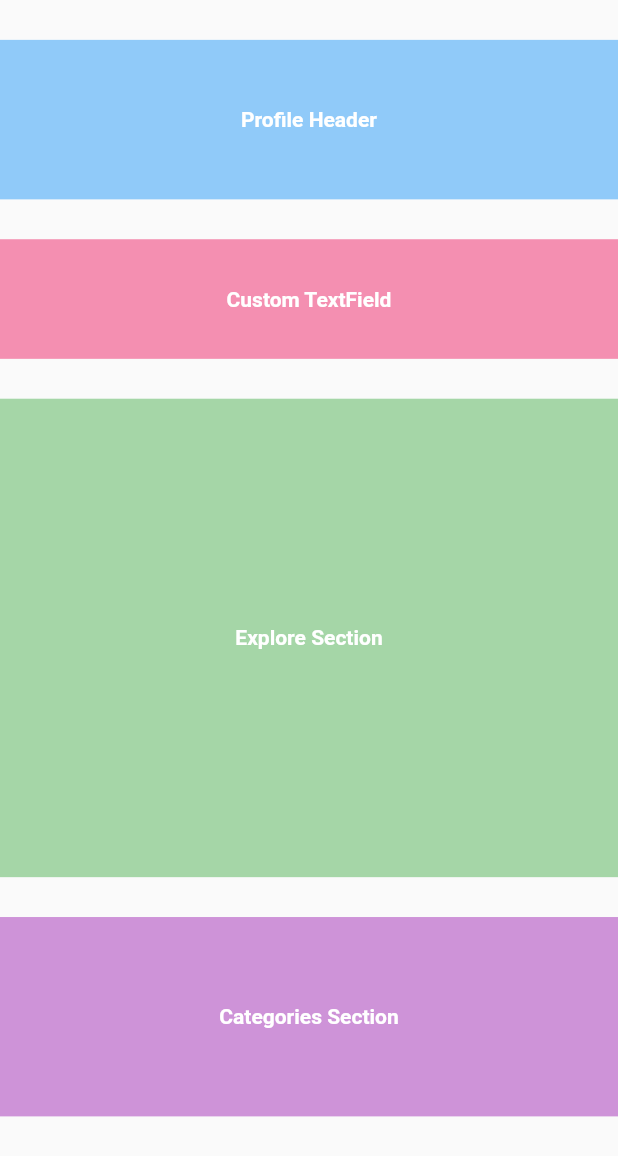
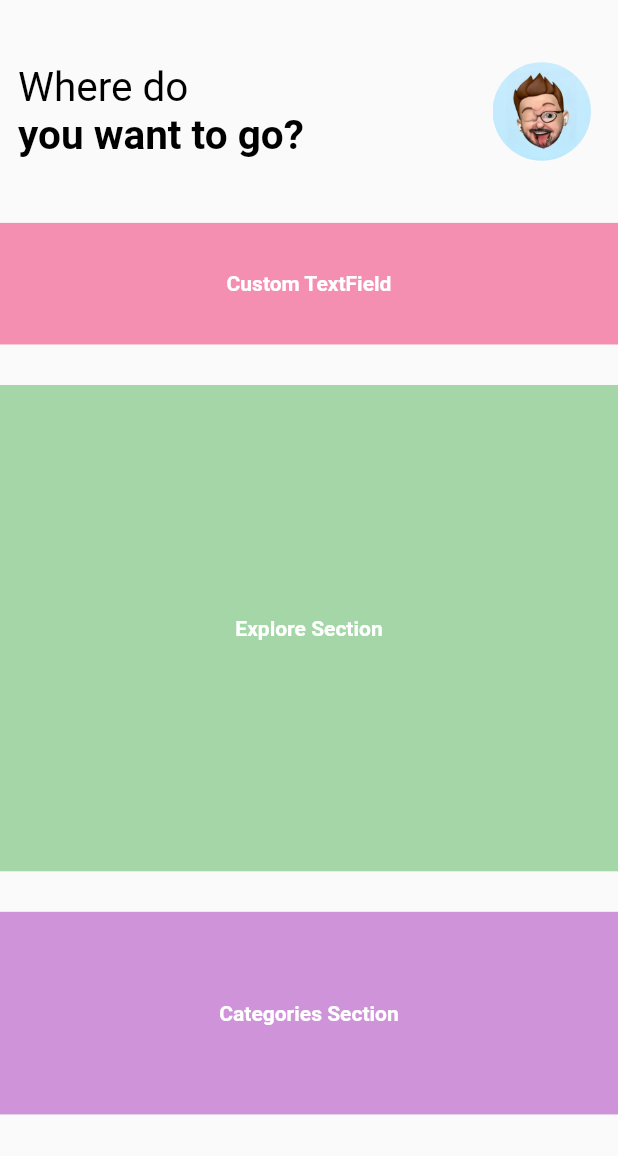
Before and after one commit to batuhankrbb/travel_app_ui, a Flutter app: the screen it shows after launch, on a phone screen of 412 x 824 dp. Shown: the top 1156 px of the screen. Run offline on Flutter 3.47's test engine with Material 2 defaults, Android fonts, the phone set to English and light mode, and no system bars; drawn by our look-alikes of auto_size_text; our stand-ins replace device_preview.

Commit message:
add: assets(images), device preview | completed: profile header

```diff
--- a/lib/main.dart
+++ b/lib/main.dart
@@ -1,10 +1,11 @@
+import 'package:device_preview/device_preview.dart';
+import 'package:flutter/foundation.dart';
 import 'package:flutter/material.dart';
 import 'package:travel_app_ui/pages/main_page/main_page.dart';
 
 void main() {
-  runApp(MyApp());
+  runApp(DevicePreview(enabled: !kReleaseMode, builder: (_) => MyApp()));
 }
-
 
 class MyApp extends StatelessWidget {
   const MyApp({Key? key}) : super(key: key);
@@ -13,6 +14,8 @@ class MyApp extends StatelessWidget {
   Widget build(BuildContext context) {
     return MaterialApp(
       home: MainPage(),
+      locale: DevicePreview.locale(context),
+      builder: DevicePreview.appBuilder,
       title: "Travel App Interface",
       debugShowCheckedModeBanner: false,
     );
--- a/lib/pages/main_page/components/profile_header.dart
+++ b/lib/pages/main_page/components/profile_header.dart
@@ -1,3 +1,4 @@
+import 'package:auto_size_text/auto_size_text.dart';
 import 'package:flutter/material.dart';
 
 class ProfileHeader extends StatelessWidget {
@@ -7,14 +8,58 @@ class ProfileHeader extends StatelessWidget {
   Widget build(BuildContext context) {
     return Container(
       alignment: Alignment.center,
-      child: Text(
-        "Profile Header",
-        style: TextStyle(
-          color: Colors.white,
-          fontWeight: FontWeight.bold,
+      padding: EdgeInsets.symmetric(horizontal: 12, vertical: 4),
+      child: Row(
+        children: [
+          Expanded(
+            flex: 7,
+            child: buildText(),
+          ),
+          Spacer(),
+          Expanded(
+            flex: 2,
+            child: buildProfilePhoto(),
+          ),
+        ],
+      ),
+    );
+  }
+
+  Widget buildText() {
+    return Column(
+      mainAxisAlignment: MainAxisAlignment.center,
+      crossAxisAlignment: CrossAxisAlignment.start,
+      children: [
+        Flexible(
+          flex: 2,
+          child: AutoSizeText(
+            "Where do",
+            style: TextStyle(
+                fontSize: 27, color: Colors.black, fontWeight: FontWeight.w400),
+          ),
+        ),
+        Flexible(
+          flex: 2,
+          child: AutoSizeText(
+            "you want to go?",
+            style: TextStyle(
+                fontSize: 27, color: Colors.black, fontWeight: FontWeight.bold),
+          ),
+        ),
+      ],
+    );
+  }
+
+  Widget buildProfilePhoto() {
+    return Container(
+      alignment: Alignment.center,
+      padding: EdgeInsets.all(6),
+      child: ClipOval(
+        child: Image.asset(
+          "assets/images/random_person.jpg",
+          fit: BoxFit.fill,
         ),
       ),
-      color: Colors.blue[200],
     );
   }
 }
--- a/lib/pages/main_page/main_page.dart
+++ b/lib/pages/main_page/main_page.dart
@@ -22,7 +22,7 @@ class _MainPageState extends State<MainPage> {
               flex: 2,
             ),
             Expanded(
-              flex: 8,
+              flex: 7,
               child: ProfileHeader(),
             ),
             Spacer(
```
Also changed, not shown: pubspec.yaml (+5 -9 lines), assets/images/random_person.jpg (added), pubspec.lock, 6 other files.
